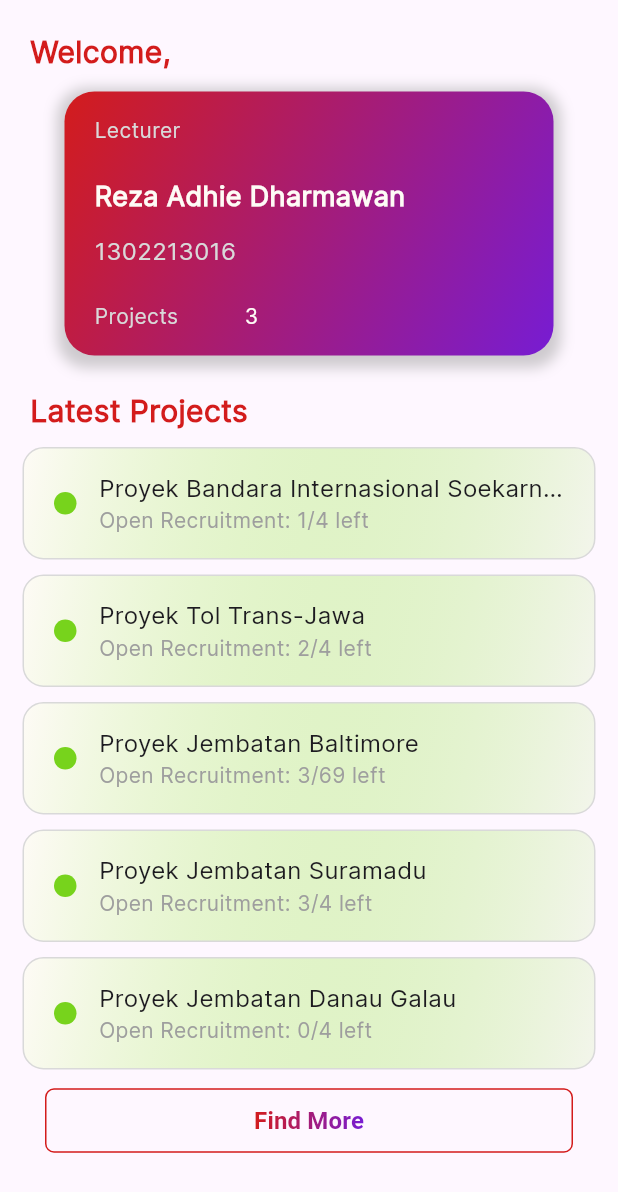
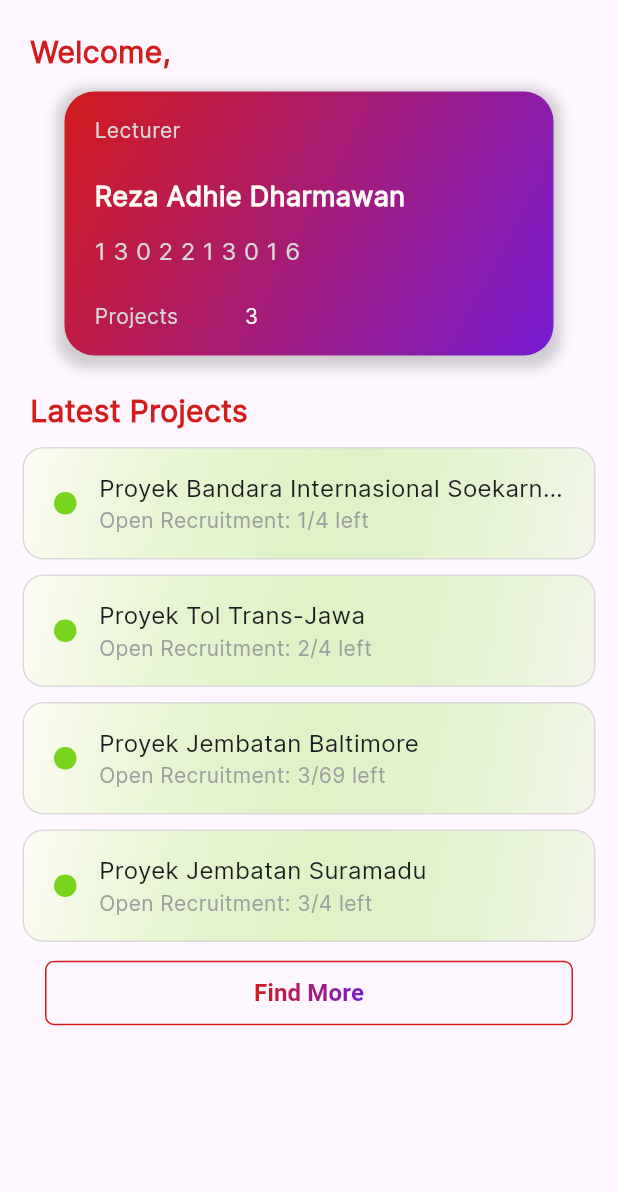
Before and after one commit to rezadhied/telu_project, a Flutter app: the HomePage screen opened directly, on a phone screen of 412 x 824 dp. Shown: the top 1192 px of the screen. Run offline on Flutter 3.47's test engine with Material 3 defaults, Android fonts, the phone set to English and light mode, and no system bars; our stand-ins replace carousel_slider, flutter_datetime_picker_plus, google_fonts.

Commit message:
home page 3.0

```diff
--- a/lib/screens/home_screen.dart
+++ b/lib/screens/home_screen.dart
@@ -30,11 +30,6 @@ class _HomePage extends State<HomePage> {
       'title': 'Proyek Jembatan Suramadu',
       'status': 'Open Request',
       'capacity': '3/4'
-    },
-    {
-      'title': 'Proyek Jembatan Danau Galau',
-      'status': 'Open Request',
-      'capacity': '0/4'
     },
   ];
 
@@ -121,7 +116,7 @@ class _HomePage extends State<HomePage> {
                               crossAxisAlignment: CrossAxisAlignment.start,
                               children: [
                                 Expanded(
-                                  child: Text('1302213016',
+                                  child: Text('1 3 0 2 2 1 3 0 1 6',
                                       style: GoogleFonts.inter(
                                           color: AppColors.grey, fontSize: 16),
                                       textAlign: TextAlign.start),
```
